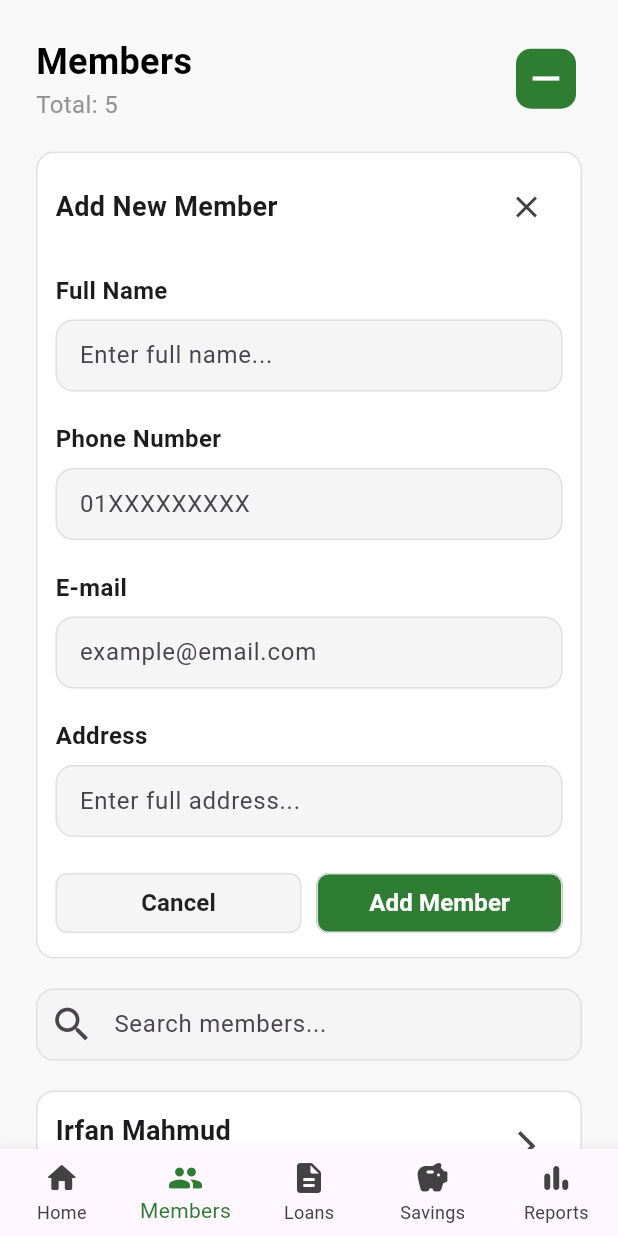
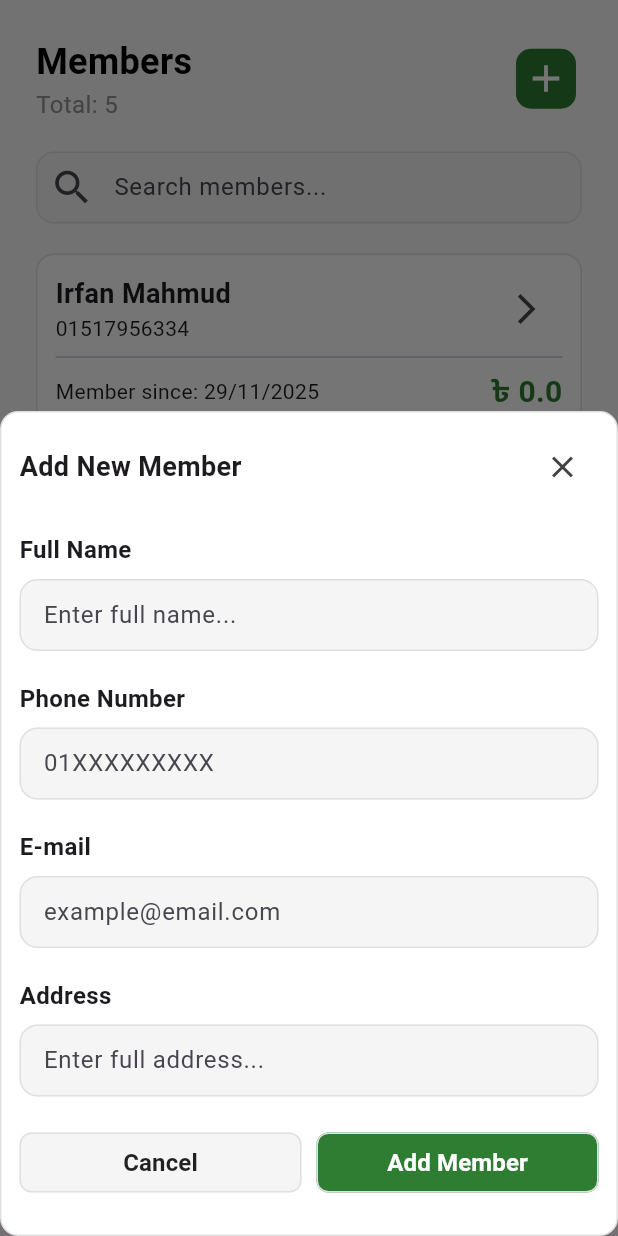
Before and after one commit to irfanekon04/microflow, a Flutter app: the screen it shows after launch, item 2 of the bottom bar chosen, after a tap on the "add" icon, on a phone screen of 412 x 824 dp. Run offline on Flutter 3.47's test engine with Material 3 defaults, Android fonts, the phone set to English and light mode, and no system bars; our stand-ins replace buttons_tabbar.

```diff
--- /dev/null
+++ b/devtools_options.yaml
@@ -0,0 +1,3 @@
+description: This file stores settings for Dart & Flutter DevTools.
+documentation: https://docs.flutter.dev/tools/devtools/extensions#configure-extension-enablement-states
+extensions:
--- a/lib/components/loans_page_components/tab_bar_comp/active.dart
+++ b/lib/components/loans_page_components/tab_bar_comp/active.dart
@@ -6,7 +6,9 @@ class TabBarActive extends StatelessWidget {
 
   @override
   Widget build(BuildContext context) {
-    return SingleChildScrollView(
+    return Container(
+      margin: EdgeInsets.symmetric(horizontal: 24),
+      child: SingleChildScrollView(
         child: Column(
           children: [
             LoansCard(
@@ -51,6 +53,7 @@ class TabBarActive extends StatelessWidget {
             ),
           ],
         ),
+      ),
     );
   }
 }
--- a/lib/components/loans_page_components/tab_bar_comp/all.dart
+++ b/lib/components/loans_page_components/tab_bar_comp/all.dart
@@ -6,7 +6,9 @@ class TabBarAll extends StatelessWidget {
 
   @override
   Widget build(BuildContext context) {
-    return SingleChildScrollView(
+    return Container(
+      margin: EdgeInsets.symmetric(horizontal: 24),
+      child: SingleChildScrollView(
         child: Column(
           children: [
             LoansCard(
@@ -51,6 +53,7 @@ class TabBarAll extends StatelessWidget {
             ),
           ],
         ),
+      ),
     );
   }
 }
--- a/lib/components/loans_page_components/tab_bar_comp/completed.dart
+++ b/lib/components/loans_page_components/tab_bar_comp/completed.dart
@@ -6,7 +6,9 @@ class TabBarCompleted extends StatelessWidget {
 
   @override
   Widget build(BuildContext context) {
-    return SingleChildScrollView(
+    return Container(
+      margin: EdgeInsets.symmetric(horizontal: 24),
+      child: SingleChildScrollView(
         child: Column(
           children: [
             LoansCard(
@@ -51,6 +53,7 @@ class TabBarCompleted extends StatelessWidget {
             ),
           ],
         ),
+      ),
     );
   }
 }
--- a/lib/components/loans_page_components/tab_bar_comp/overdue.dart
+++ b/lib/components/loans_page_components/tab_bar_comp/overdue.dart
@@ -6,7 +6,9 @@ class TabBarOverdue extends StatelessWidget {
 
   @override
   Widget build(BuildContext context) {
-    return SingleChildScrollView(
+    return Container(
+      margin: EdgeInsets.symmetric(horizontal: 24),
+      child: SingleChildScrollView(
         child: Column(
           children: [
             LoansCard(
@@ -51,6 +53,7 @@ class TabBarOverdue extends StatelessWidget {
             ),
           ],
         ),
+      ),
     );
   }
 }
--- a/lib/components/members_page_components/add_member_form.dart
+++ b/lib/components/members_page_components/add_member_form.dart
@@ -1,31 +1,35 @@
 import 'package:flutter/material.dart';
 import 'package:microflow/models/member.dart';
+import 'package:microflow/provider/member_provider.dart';
+import 'package:provider/provider.dart';
 
 class AddMemberForm extends StatelessWidget {
-  final Function()? onCancel;
-  AddMemberForm({super.key, required this.onCancel});
+  AddMemberForm({super.key});
 
   final TextEditingController nameController = TextEditingController();
   final TextEditingController phoneController = TextEditingController();
   final TextEditingController emailController = TextEditingController();
+  final TextEditingController addressController = TextEditingController();
 
-  void saveMember() {
-    addMember(
+  void saveMember(BuildContext context) {
+    context.read<MemberProvider>().addMember(
       Member(
         name: nameController.text,
         phone: phoneController.text,
         email: emailController.text,
+        address: addressController.text,
       ),
     );
     nameController.clear();
     phoneController.clear();
     emailController.clear();
+    addressController.clear();
   }
 
   @override
   Widget build(BuildContext context) {
     return Container(
-      padding: EdgeInsets.all(12),
+      padding: EdgeInsets.only(bottom: 24, top: 12, right: 12, left: 12),
       decoration: BoxDecoration(
         border: Border.all(color: Colors.grey.shade300),
         color: Colors.white,
@@ -43,7 +47,7 @@ class AddMemberForm extends StatelessWidget {
               ),
 
               IconButton(
-                onPressed: onCancel,
+                onPressed: () => Navigator.pop(context),
                 icon: Icon(Icons.close, color: Colors.grey.shade800),
               ),
             ],
@@ -52,6 +56,7 @@ class AddMemberForm extends StatelessWidget {
           Text('Full Name', style: TextStyle(fontSize: 16, fontWeight: .w600)),
           SizedBox(height: 8),
           TextField(
+            keyboardType: .name,
             controller: nameController,
             cursorColor: Colors.grey.shade800,
             decoration: InputDecoration(
@@ -100,6 +105,7 @@ class AddMemberForm extends StatelessWidget {
           Text('E-mail', style: TextStyle(fontSize: 16, fontWeight: .w600)),
           SizedBox(height: 8),
           TextField(
+            keyboardType: .emailAddress,
             controller: emailController,
             cursorColor: Colors.grey.shade800,
             decoration: InputDecoration(
@@ -122,6 +128,8 @@ class AddMemberForm extends StatelessWidget {
           Text('Address', style: TextStyle(fontSize: 16, fontWeight: .w600)),
           SizedBox(height: 8),
           TextField(
+            keyboardType: .streetAddress,
+            controller: addressController,
             cursorColor: Colors.grey.shade800,
             decoration: InputDecoration(
               isDense: true,
@@ -153,7 +161,7 @@ class AddMemberForm extends StatelessWidget {
                         borderRadius: BorderRadius.circular(8),
                       ),
                     ),
-                    onPressed: onCancel,
+                    onPressed: () => Navigator.pop(context),
                     child: Text(
                       'Cancel',
                       style: TextStyle(
@@ -177,7 +185,7 @@ class AddMemberForm extends StatelessWidget {
                         borderRadius: BorderRadius.circular(8),
                       ),
                     ),
-                    onPressed: saveMember,
+                    onPressed: () => saveMember(context),
                     child: Text(
                       'Add Member',
                       style: TextStyle(
--- a/lib/main.dart
+++ b/lib/main.dart
@@ -1,7 +1,16 @@
 import 'package:flutter/material.dart';
 import 'package:microflow/pages/bottom_nav_bar.dart';
+import 'package:microflow/pages/homepage.dart';
+import 'package:microflow/pages/loans_page.dart';
+import 'package:microflow/pages/members_page.dart';
+import 'package:microflow/pages/reports_page.dart';
+import 'package:microflow/pages/savings_page.dart';
+import 'package:microflow/provider/member_provider.dart';
+import 'package:provider/provider.dart';
 
-void main() => runApp(const MyApp());
+void main() => runApp(
+  ChangeNotifierProvider(create: (_) => MemberProvider(), child: MyApp()),
+);
 
 class MyApp extends StatelessWidget {
   const MyApp({super.key});
@@ -11,6 +20,13 @@ class MyApp extends StatelessWidget {
     return MaterialApp(
       debugShowCheckedModeBanner: false,
       title: 'MicroFlow',
+      routes: {
+        '/homePage': (context) => Homepage(),
+        '/membersPage': (context) => MembersPage(),
+        '/loansPage': (context) => LoansPage(),
+        '/reportsPage': (context) => ReportsPage(),
+        '/savingsPage': (context) => SavingsPage(),
+      },
       home: BottomNavBar(),
     );
   }
--- a/lib/models/member.dart
+++ b/lib/models/member.dart
@@ -18,35 +18,3 @@ class Member {
     // this.totalSavings = 0,
   });
 }
-
-List<Member> members = [
-  Member(
-    name: 'Irfan Mahmud',
-    phone: '01517956334',
-    email: 'irfanekon@email.com',
-  ),
-  Member(
-    name: 'Sidratul Muntaha',
-    phone: '015730886257',
-    email: 'smuntaha@email.com',
-  ),
-  Member(name: 'Ishan Mahmud', phone: '01385654559', email: 'ishanm@email.com'),
-  Member(
-    name: 'Nusrat Chaity',
-    phone: '01813256325',
-    email: 'nusratchaity@email.com',
-  ),
-  Member(
-    name: 'Azharul Zishan',
-    phone: '01595596324',
-    email: 'azhar300@email.com',
-  ),
-];
-
-void addMember(Member member) {
-  members.add(member);
-}
-
-removeMember(index) {
-  members.removeAt(index);
-}
--- a/lib/pages/bottom_nav_bar.dart
+++ b/lib/pages/bottom_nav_bar.dart
@@ -48,7 +48,7 @@ class _BottomNavBarState extends State<BottomNavBar> {
   Widget build(BuildContext context) {
     return Scaffold(
       backgroundColor: Color(0xFFf8f8f8),
-      body: Center(child: _screens[_selectedIndex]),
+      body: IndexedStack(index: _selectedIndex, children: _screens),
       bottomNavigationBar: BottomNavigationBar(
         type: BottomNavigationBarType.fixed,
         selectedItemColor: Colors.green.shade800,
--- a/lib/pages/homepage.dart
+++ b/lib/pages/homepage.dart
@@ -2,13 +2,18 @@ import 'package:flutter/material.dart';
 import 'package:microflow/components/homepage_components/dashboard_tile.dart';
 import 'package:microflow/components/homepage_components/quick_action_button.dart';
 import 'package:microflow/components/homepage_components/recent_activity.dart';
-import 'package:microflow/models/member.dart';
+import 'package:microflow/provider/member_provider.dart';
+import 'package:provider/provider.dart';
+
 
 class Homepage extends StatelessWidget {
   const Homepage({super.key});
 
+
   @override
+
   Widget build(BuildContext context) {
+    final memberList = context.watch<MemberProvider>().members;
     return SafeArea(
       child: SingleChildScrollView(
         child: Padding(
@@ -38,7 +43,7 @@ class Homepage extends StatelessWidget {
                 children: <Widget>[
                   DashboardTile(
                     title: "Total Members",
-                    subtitle: members.length.toString(),
+                    subtitle: memberList.length.toString(),
                     iconBg: Colors.blue,
                     icon: Icons.group_outlined,
                   ),
--- a/lib/pages/loans_page.dart
+++ b/lib/pages/loans_page.dart
@@ -15,8 +15,6 @@ class LoansPage extends StatefulWidget {
 }
 
 class _LoansPageState extends State<LoansPage> {
-  bool showForm = false;
-
   void _openLoansForm(BuildContext context) {
     showModalBottomSheet(
       isScrollControlled: true,
@@ -26,7 +24,7 @@ class _LoansPageState extends State<LoansPage> {
         padding: EdgeInsets.only(
           bottom: MediaQuery.of(context).viewInsets.bottom,
         ),
-        child: IntrinsicHeight(child: AddLoansForm()),
+        child: SingleChildScrollView(child: AddLoansForm()),
       ),
     );
   }
@@ -37,11 +35,11 @@ class _LoansPageState extends State<LoansPage> {
       length: 4,
       initialIndex: 0,
       child: SafeArea(
-        child: Padding(
-          padding: const EdgeInsets.all(24),
         child: Column(
           children: [
-              Row(
+            Padding(
+              padding: const EdgeInsets.fromLTRB(24, 24, 24, 0),
+              child: Row(
                 mainAxisAlignment: .spaceBetween,
                 crossAxisAlignment: .center,
                 children: [
@@ -79,6 +77,7 @@ class _LoansPageState extends State<LoansPage> {
                   ),
                 ],
               ),
+            ),
             SizedBox(height: 10),
             ButtonsTabBar(
               labelStyle: TextStyle(fontWeight: .w700, color: Colors.white),
@@ -110,9 +109,7 @@ class _LoansPageState extends State<LoansPage> {
                 ],
               ),
             ),
-              SizedBox(height: 10),
           ],
-          ),
         ),
       ),
     );
--- a/lib/pages/members_page.dart
+++ b/lib/pages/members_page.dart
@@ -3,7 +3,8 @@ import 'package:intl/intl.dart';
 import 'package:microflow/components/members_page_components/add_member_form.dart';
 import 'package:microflow/components/members_page_components/member_info.dart';
 import 'package:microflow/components/members_page_components/search_container.dart';
-import 'package:microflow/models/member.dart';
+import 'package:microflow/provider/member_provider.dart';
+import 'package:provider/provider.dart';
 
 class MembersPage extends StatefulWidget {
   const MembersPage({super.key});
@@ -13,9 +14,23 @@ class MembersPage extends StatefulWidget {
 }
 
 class _MembersPageState extends State<MembersPage> {
-  bool showForm = false;
+  void _addMemberForm(BuildContext context) {
+    showModalBottomSheet(
+      isScrollControlled: true,
+      backgroundColor: Colors.transparent,
+      context: context,
+      builder: (context) => Padding(
+        padding: EdgeInsets.only(
+          bottom: MediaQuery.of(context).viewInsets.bottom,
+        ),
+        child: SingleChildScrollView(child: AddMemberForm()),
+      ),
+    );
+  }
+
   @override
   Widget build(BuildContext context) {
+    final memberList = context.watch<MemberProvider>().members;
     return SafeArea(
       child: SingleChildScrollView(
         child: Padding(
@@ -38,7 +53,7 @@ class _MembersPageState extends State<MembersPage> {
                         ),
                       ),
                       Text(
-                        'Total: ${members.length.toString()}',
+                        'Total: ${memberList.length.toString()}',
                         style: TextStyle(
                           color: Color(0xFF929292),
                           fontSize: 16,
@@ -51,39 +66,18 @@ class _MembersPageState extends State<MembersPage> {
                       borderRadius: BorderRadiusGeometry.circular(10),
                     ),
                     mini: true,
-                    onPressed: () {
-                      setState(() {
-                        showForm = !showForm;
-                      });
-                    },
+                    onPressed: () => _addMemberForm(context),
                     backgroundColor: Colors.green.shade800,
                     elevation: 0,
-                    child: Icon(
-                      showForm ? Icons.remove : Icons.add,
-                      size: 30,
-                      color: Colors.white,
-                    ),
+                    child: Icon(Icons.add, size: 30, color: Colors.white),
                   ),
                 ],
               ),
               SizedBox(height: 20),
-              AnimatedContainer(
-                duration: Duration(milliseconds: 300),
-                curve: Curves.easeInOut,
-                child: showForm
-                    ? AddMemberForm(
-                        onCancel: () {
-                          setState(() {
-                            showForm = !showForm;
-                          });
-                        },
-                      )
-                    : null,
-              ),
-              SizedBox(height: 20),
+
               SearchContainer(),
               SizedBox(height: 20),
-              members.isEmpty
+              memberList.isEmpty
                   ? Center(
                       child: Text(
                         "NO MEMBER, ADD SOME!!",
@@ -91,49 +85,23 @@ class _MembersPageState extends State<MembersPage> {
                       ),
                     )
                   : ListView.builder(
-                      itemCount: members.length,
+                      itemCount: memberList.length,
                       physics: NeverScrollableScrollPhysics(),
                       shrinkWrap: true,
                       itemBuilder: (BuildContext context, int index) {
                         return MemberInfo(
-                          name: members[index].name,
-                          phone: members[index].phone,
-                          balance: members[index].balance,
+                          name: memberList[index].name,
+                          phone: memberList[index].phone,
+                          balance: memberList[index].balance,
                           memberSince: DateFormat(
                             'dd/MM/yyyy',
                           ).format(DateTime.now()),
                           deleteFunction: () {
-                            setState(() {
-                              removeMember(index);
-                            });
+                            context.read<MemberProvider>().removeMember(index);
                           },
                         );
                       },
                     ),
-              // MemberInfo(
-              //   name: "Mohammad Rupom",
-              //   balance: '25,000',
-              //   phone: '+880 1517-235423',
-              //   memberSince: 'Jan 10, 2020',
-              // ),
-              // MemberInfo(
-              //   name: "Mohammad Rupom",
-              //   balance: '25,000',
-              //   phone: '+880 1517-235423',
-              //   memberSince: 'Jan 10, 2020',
-              // ),
-              // MemberInfo(
-              //   name: "Mohammad Rupom",
-              //   balance: '25,000',
-              //   phone: '+880 1517-235423',
-              //   memberSince: 'Jan 10, 2020',
-              // ),
-              // MemberInfo(
-              //   name: "Mohammad Rupom",
-              //   balance: '25,000',
-              //   phone: '+880 1517-235423',
-              //   memberSince: 'Jan 10, 2020',
-              // ),
             ],
           ),
         ),
--- a/lib/pages/savings_page.dart
+++ b/lib/pages/savings_page.dart
@@ -16,7 +16,7 @@ class SavingsPage extends StatelessWidget {
         padding: EdgeInsets.only(
           bottom: MediaQuery.of(context).viewInsets.bottom,
         ),
-        child: IntrinsicHeight(child: DepositForm()),
+        child: SingleChildScrollView(child: DepositForm()),
       ),
     );
   }
@@ -30,7 +30,7 @@ class SavingsPage extends StatelessWidget {
         padding: EdgeInsets.only(
           bottom: MediaQuery.of(context).viewInsets.bottom,
         ),
-        child: IntrinsicHeight(child: WithdrawForm()),
+        child: SingleChildScrollView(child: WithdrawForm()),
       ),
     );
   }
@@ -45,7 +45,7 @@ class SavingsPage extends StatelessWidget {
             crossAxisAlignment: .start,
             children: [
               Text(
-                "Members",
+                "Savings",
                 style: TextStyle(
                   color: Colors.black,
                   fontSize: 24,
@@ -53,7 +53,7 @@ class SavingsPage extends StatelessWidget {
                 ),
               ),
               Text(
-                "Total : 4",
+                "Total Savings: ৳ 116,500",
                 style: TextStyle(color: Color(0xFF929292), fontSize: 16),
               ),
               SizedBox(height: 20),
--- /dev/null
+++ b/lib/provider/member_provider.dart
@@ -0,0 +1,44 @@
+import 'package:flutter/material.dart';
+import 'package:microflow/models/member.dart';
+
+class MemberProvider extends ChangeNotifier {
+  final _members = [
+    Member(
+      name: 'Irfan Mahmud',
+      phone: '01517956334',
+      email: 'irfanekon@email.com',
+    ),
+    Member(
+      name: 'Sidratul Muntaha',
+      phone: '015730886257',
+      email: 'smuntaha@email.com',
+    ),
+    Member(
+      name: 'Ishan Mahmud',
+      phone: '01385654559',
+      email: 'ishanm@email.com',
+    ),
+    Member(
+      name: 'Nusrat Chaity',
+      phone: '01813256325',
+      email: 'nusratchaity@email.com',
+    ),
+    Member(
+      name: 'Azharul Zishan',
+      phone: '01595596324',
+      email: 'azhar300@email.com',
+    ),
+  ];
+
+  List<Member> get members => _members;
+
+  void addMember(Member member) {
+    members.add(member);
+    notifyListeners();
+  }
+
+  void removeMember(int index) {
+    members.removeAt(index);
+    notifyListeners();
+  }
+}
```
Lines whose indentation alone changed are shown as unchanged.
